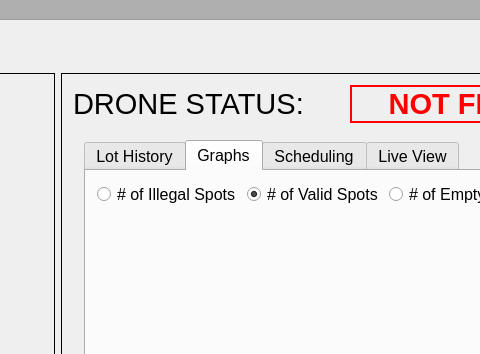
Nomen-Naught/DronePark1, file DronePark1/DronePark1/dronepark1.ui: the form before one commit; both pictures show x 464 to 944 and y 0 to 354 of the 1087 by 700 pixel window.
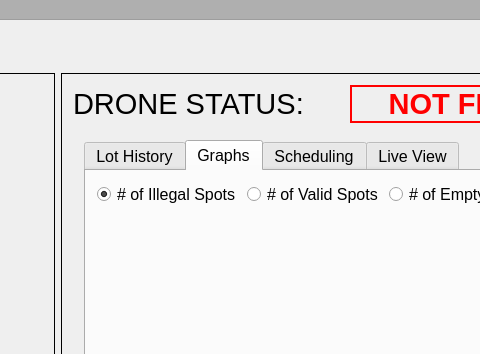
The form after the commit. The open tabs and pages were chosen to show the change. Icons and pictures are not drawn. Custom widgets are drawn as their Qt base class.

Commit message: Graphing done need to comment code

The edit to the form file:
```diff
--- a/DronePark1/DronePark1/dronepark1.ui
+++ b/DronePark1/DronePark1/dronepark1.ui
@@ -671,7 +671,7 @@
                        <string># of Illegal Spots</string>
                       </property>
                       <property name="checked">
-                       <bool>false</bool>
+                       <bool>true</bool>
                       </property>
                      </widget>
                     </item>
@@ -681,7 +681,7 @@
                        <string># of Valid Spots</string>
                       </property>
                       <property name="checked">
-                       <bool>true</bool>
+                       <bool>false</bool>
                       </property>
                      </widget>
                     </item>
```
Left out of the diff: 2 changed lines with no effect on the pictures. The commit also changes 1 other file.
